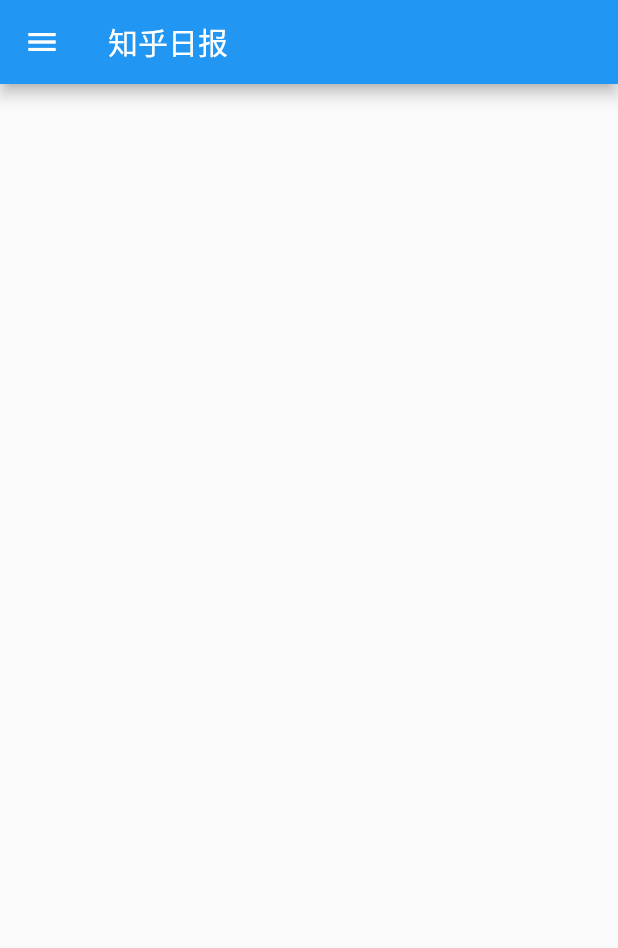
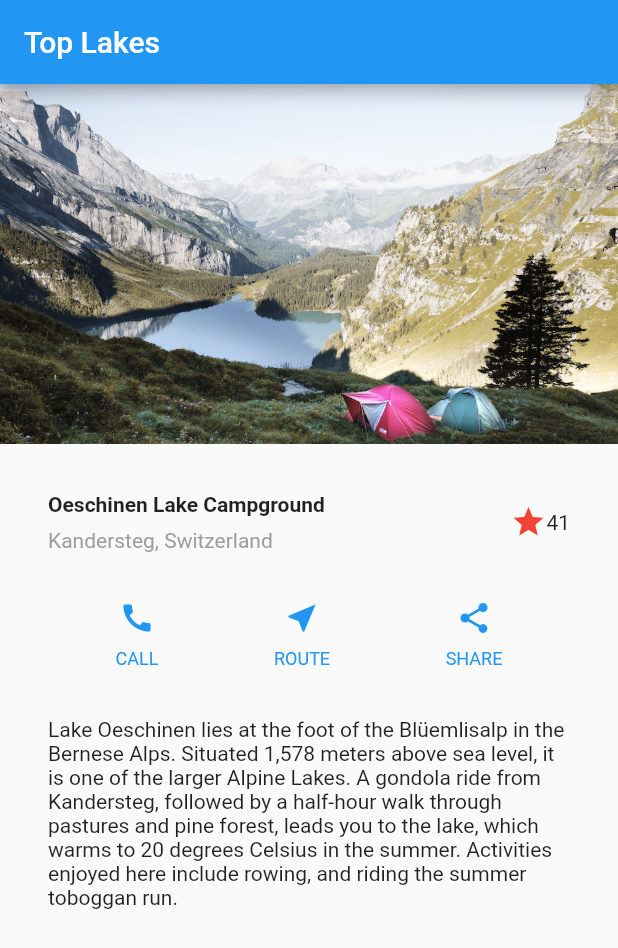
Before and after one commit to MelonRice/ZhihuDailyFlutter, a Flutter app: the screen it shows after launch, on a phone screen of 412 x 824 dp. Shown: the top 948 px of the screen. Run offline on Flutter 3.47's test engine with Material 2 defaults, Android fonts, the phone set to English and light mode, and no system bars; missing offline and left inert: flutter_webview_plugin.

Commit message:
add assets

```diff
--- /dev/null
+++ b/lib/exampleDemo/layoutApp.dart
@@ -0,0 +1,107 @@
+import 'package:flutter/material.dart';
+
+class LayoutApp extends StatelessWidget {
+  @override
+  Widget build(BuildContext context) {
+    Widget titleSection = Container(
+      padding: const EdgeInsets.all(32.0),
+      child: Row(
+        children: [
+          Expanded(
+            child: Column(
+              crossAxisAlignment: CrossAxisAlignment.start,
+              children: [
+                Container(
+                  padding: const EdgeInsets.only(bottom: 8.0),
+                  child: Text(
+                    'Oeschinen Lake Campground',
+                    style: TextStyle(
+                      fontWeight: FontWeight.bold,
+                    ),
+                  ),
+                ),
+                Text(
+                  'Kandersteg, Switzerland',
+                  style: TextStyle(
+                    color: Colors.grey[500],
+                  ),
+                ),
+              ],
+            ),
+          ),
+          Icon(
+            Icons.star,
+            color: Colors.red[500],
+          ),
+          Text('41'),
+        ],
+      ),
+    );
+
+    Column buildButtonColumn(IconData icon, String label) {
+      Color color = Theme.of(context).primaryColor;
+
+      return Column(
+        mainAxisSize: MainAxisSize.min,
+        mainAxisAlignment: MainAxisAlignment.center,
+        children: [
+          Icon(icon, color: color),
+          Container(
+            margin: const EdgeInsets.only(top: 8.0),
+            child: Text(
+              label,
+              style: TextStyle(
+                fontSize: 12.0,
+                fontWeight: FontWeight.w400,
+                color: color,
+              ),
+            ),
+          ),
+        ],
+      );
+    }
+
+    Widget buttonSection = Container(
+      child: Row(
+        mainAxisAlignment: MainAxisAlignment.spaceEvenly,
+        children: [
+          buildButtonColumn(Icons.call, 'CALL'),
+          buildButtonColumn(Icons.near_me, 'ROUTE'),
+          buildButtonColumn(Icons.share, 'SHARE'),
+        ],
+      ),
+    );
+
+    Widget textSection = Container(
+      padding: const EdgeInsets.all(32.0),
+      child: Text(
+        '''
+Lake Oeschinen lies at the foot of the Blüemlisalp in the Bernese Alps. Situated 1,578 meters above sea level, it is one of the larger Alpine Lakes. A gondola ride from Kandersteg, followed by a half-hour walk through pastures and pine forest, leads you to the lake, which warms to 20 degrees Celsius in the summer. Activities enjoyed here include rowing, and riding the summer toboggan run.
+        ''',
+        softWrap: true,
+      ),
+    );
+
+    return MaterialApp(
+      title: 'Flutter Demo',
+      home: Scaffold(
+        appBar: AppBar(
+          title: Text('Top Lakes'),
+        ),
+        body: ListView(
+          children: [
+            Image.asset(
+              'assets/lake.jpg',
+              width: 600.0,
+              height: 240.0,
+              fit: BoxFit.cover,
+            ),
+            titleSection,
+            buttonSection,
+            textSection,
+          ],
+        ),
+      ),
+    );
+  }
+}
--- a/lib/main.dart
+++ b/lib/main.dart
@@ -8,5 +8,6 @@ import 'package:zhihudaily/zhihu/zhihudaily.dart';
 import 'package:zhihudaily/exampleDemo/showLoading.dart';
 import 'package:zhihudaily/exampleDemo/isolateApp.dart';
 import 'package:zhihudaily/exampleDemo/listItem.dart';
+import 'package:zhihudaily/exampleDemo/layoutApp.dart';
 
-void main() => runApp(new ZhihuDailyApp());
+void main() => runApp(new LayoutApp());
--- a/pubspec.yaml
+++ b/pubspec.yaml
@@ -26,6 +26,8 @@ flutter:
   # included with your application, so that you can use the icons in
   # the material Icons class.
   uses-material-design: true
+  assets:
+    - assets/lake.jpg
 
   # To add assets to your application, add an assets section, like this:
   # assets:
```
Also changed, not shown: assets/lake.jpg (added), lib/images/lake.jpg (added).
